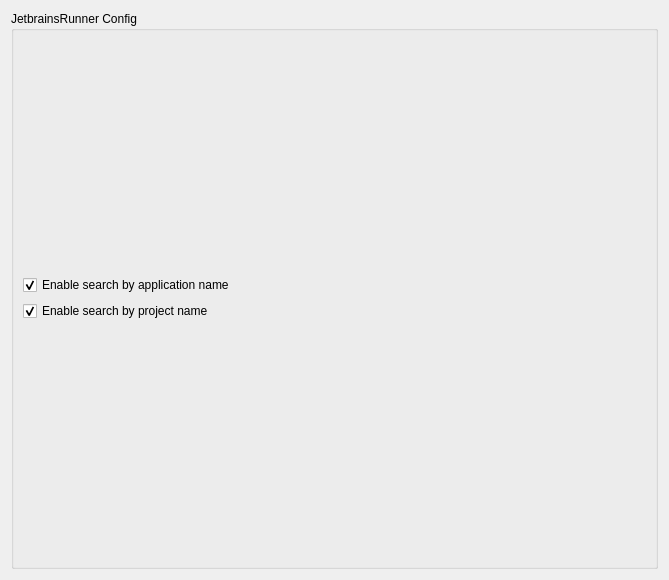
alex1701c/JetBrainsRunner, file src/config/jetbrainsrunner_config.ui: the form before one commit.
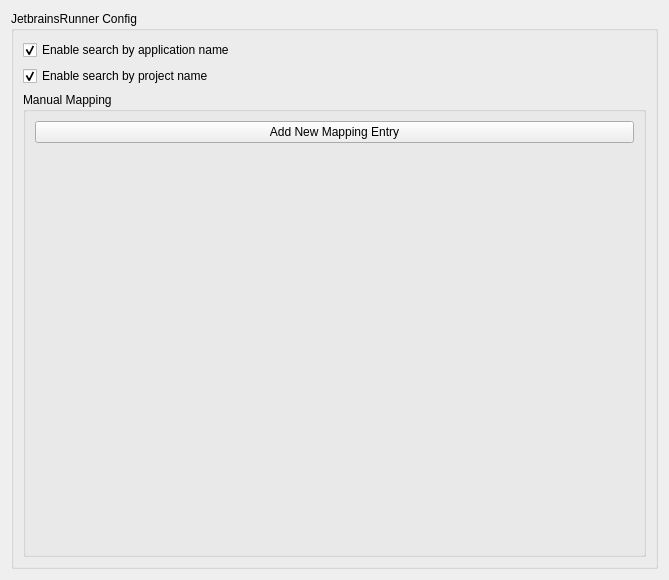
The form after the commit.

Commit message: Create GUI for manual app->config mapping

Patch:
```diff
--- a/src/config/jetbrainsrunner_config.ui
+++ b/src/config/jetbrainsrunner_config.ui
@@ -58,6 +58,38 @@
           </property>
          </widget>
         </item>
+        <item>
+         <widget class="QGroupBox" name="manuallMappingGroupBox">
+          <property name="title">
+           <string>Manual Mapping</string>
+          </property>
+          <layout class="QVBoxLayout" name="verticalLayout_3">
+           <item>
+            <widget class="QPushButton" name="newManualMappingPushButton">
+             <property name="text">
+              <string>Add New Mapping Entry</string>
+             </property>
+            </widget>
+           </item>
+           <item>
+            <layout class="QVBoxLayout" name="manualMappingVBox"/>
+           </item>
+           <item>
+            <spacer name="verticalSpacer">
+             <property name="orientation">
+              <enum>Qt::Vertical</enum>
+             </property>
+             <property name="sizeHint" stdset="0">
+              <size>
+               <width>20</width>
+               <height>40</height>
+              </size>
+             </property>
+            </spacer>
+           </item>
+          </layout>
+         </widget>
+        </item>
        </layout>
       </item>
      </layout>
```
The commit also changes 6 other files.
